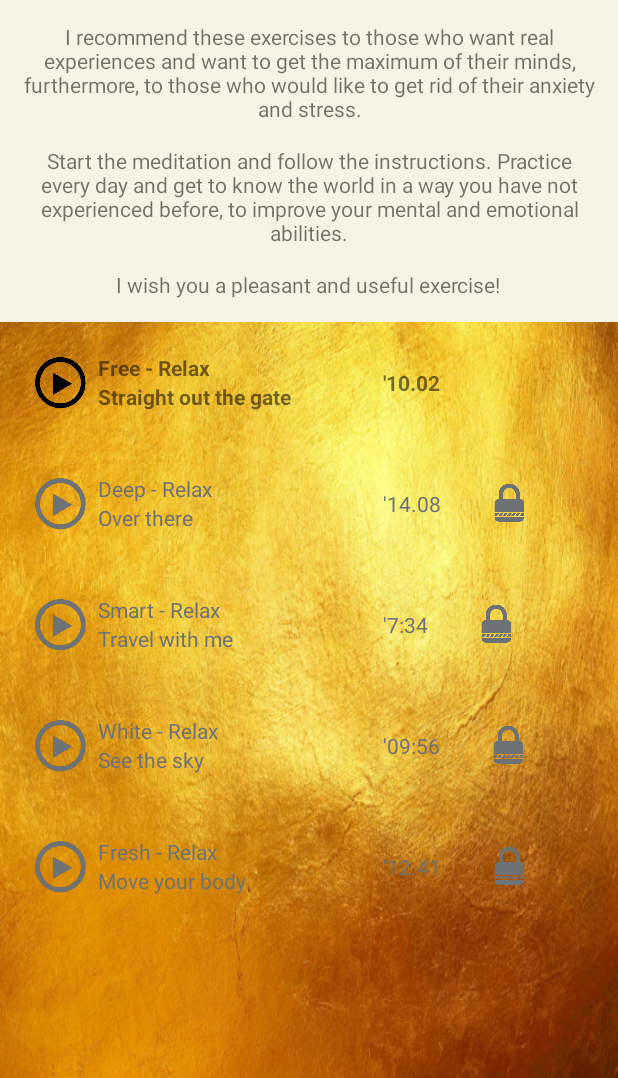
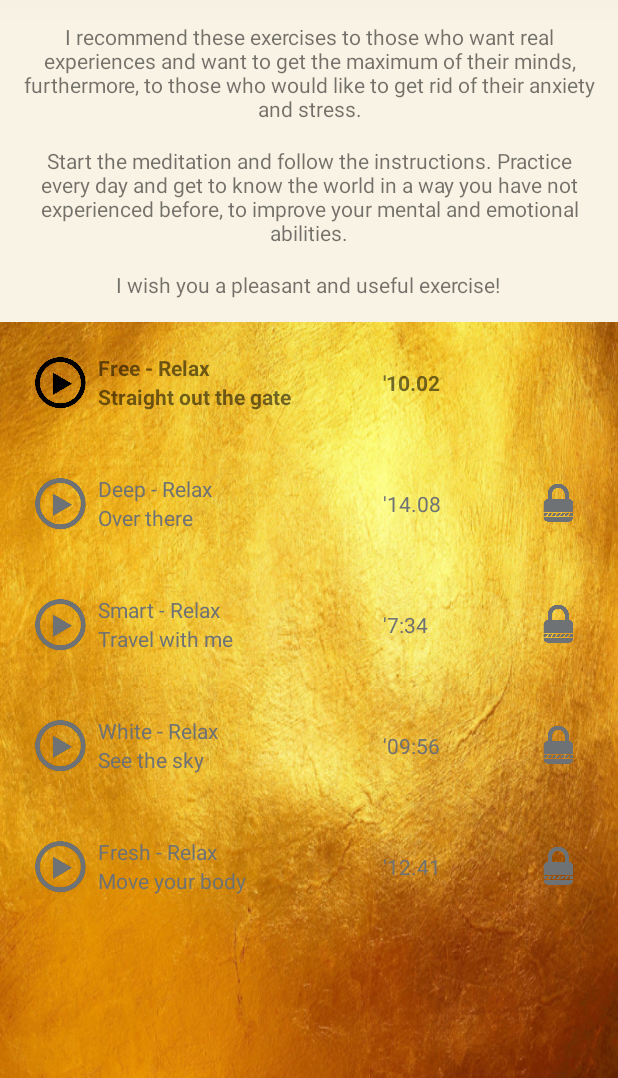
Before and after one commit to martonczirjak/maarnaol, an Android app: the screen it shows after launch (MainActivity before the commit, PlayListActivity after it), on a phone screen of 412 x 824 dp, the part 158-1236 px from its top. Run offline under Robolectric (Android 15) with nearby library versions, the phone set to English and light mode, and no system bars; our stand-ins replace data binding.

Commit message:
Basics without animation

```diff
--- a/app/build.gradle
+++ b/app/build.gradle
@@ -19,6 +19,10 @@ android {
     dataBinding {
         enabled = true
     }
+    compileOptions {
+        sourceCompatibility = '1.8'
+        targetCompatibility = '1.8'
+    }
 
 }
 
--- a/app/src/main/AndroidManifest.xml
+++ b/app/src/main/AndroidManifest.xml
@@ -16,6 +16,9 @@
                 <category android:name="android.intent.category.LAUNCHER" />
             </intent-filter>
         </activity>
+        <activity android:name=".playlist.PlayListActivity" />
+        <activity android:name=".description.DescriptionActivity" />
+        <activity android:name=".musicplayer.MusicPlayerActivity" />
     </application>
 
 </manifest>
--- a/app/src/main/java/mmsone/com/maarnaol/MainActivity.java
+++ b/app/src/main/java/mmsone/com/maarnaol/MainActivity.java
@@ -1,13 +1,18 @@
 package mmsone.com.maarnaol;
 
+import android.content.Intent;
 import android.support.v7.app.AppCompatActivity;
 import android.os.Bundle;
+
+import mmsone.com.maarnaol.playlist.PlayListActivity;
 
 public class MainActivity extends AppCompatActivity {
 
     @Override
     protected void onCreate(Bundle savedInstanceState) {
         super.onCreate(savedInstanceState);
-        setContentView(R.layout.activity_play_list);
+        setContentView(R.layout.activity_main);
+        Intent intent = new Intent(this, PlayListActivity.class);
+        startActivity(intent);
     }
 }
--- /dev/null
+++ b/app/src/main/java/mmsone/com/maarnaol/playlist/PlayListActivity.java
@@ -0,0 +1,39 @@
+package mmsone.com.maarnaol.playlist;
+
+import android.app.Dialog;
+import android.content.Intent;
+import android.databinding.DataBindingUtil;
+import android.os.Bundle;
+import android.support.annotation.Nullable;
+import android.support.v7.app.AppCompatActivity;
+import android.view.LayoutInflater;
+
+import mmsone.com.maarnaol.R;
+import mmsone.com.maarnaol.databinding.ActivityPlayListBinding;
+import mmsone.com.maarnaol.databinding.MenuDialogBinding;
+import mmsone.com.maarnaol.description.DescriptionActivity;
+import mmsone.com.maarnaol.musicplayer.MusicPlayerActivity;
+
+public class PlayListActivity extends AppCompatActivity {
+
+    private ActivityPlayListBinding binding;
+    private MenuDialogBinding dialogBinding;
+
+    @Override
+    protected void onCreate(@Nullable Bundle savedInstanceState) {
+        super.onCreate(savedInstanceState);
+        binding = DataBindingUtil.setContentView(this, R.layout.activity_play_list);
+        binding.imgMenu.setOnClickListener(view -> {
+            final Dialog dialog = new Dialog(this);
+            dialogBinding = DataBindingUtil.inflate(LayoutInflater.from(this), R.layout.menu_dialog, null, false);
+            dialog.setContentView(dialogBinding.getRoot());
+            dialog.show();
+            dialogBinding.description.setOnClickListener(it -> {
+                startActivity(new Intent(this, DescriptionActivity.class));
+            });
+        });
+        binding.list0.setOnClickListener(view -> {
+            startActivity(new Intent(this, MusicPlayerActivity.class));
+        });
+    }
+}
--- a/app/src/main/res/layout/activity_main.xml
+++ b/app/src/main/res/layout/activity_main.xml
@@ -17,14 +17,14 @@
             android:layout_marginTop="100dp"
             android:text="maarnaol"
             android:textAllCaps="true"
-            android:textColor="@color/white"
+            android:textColor="@color/creme"
             android:textSize="30dp" />
 
         <TextView
             android:layout_width="wrap_content"
             android:layout_height="wrap_content"
             android:text="Meditations"
-            android:textColor="@color/white"
+            android:textColor="@color/creme"
             android:textSize="30dp" />
 
         <ImageView
@@ -40,7 +40,7 @@
             android:layout_marginBottom="60dp"
             android:gravity="center"
             android:text="Downloading..."
-            android:textColor="@color/white"
+            android:textColor="@color/creme"
             android:textSize="20dp" />
 
     </LinearLayout>
--- a/app/src/main/res/layout/activity_play_list.xml
+++ b/app/src/main/res/layout/activity_play_list.xml
@@ -7,7 +7,9 @@
         android:layout_width="match_parent"
         android:layout_height="wrap_content"
         android:orientation="vertical"
-        tools:context=".MainActivity">
+        android:clipToPadding="false"
+        android:clipChildren="false"
+        tools:context=".playlist.PlayListActivity">
 
         <LinearLayout
             android:layout_width="match_parent"
@@ -15,7 +17,7 @@
             android:background="@color/backgroundBlue"
             android:clipChildren="false"
             android:clipToPadding="false"
-            android:elevation="15dp"
+            android:elevation="30dp"
             android:gravity="center"
             android:orientation="horizontal"
             android:padding="5dp">
@@ -41,6 +43,15 @@
 
 
         </LinearLayout>
+
+        <ScrollView
+            android:layout_width="match_parent"
+            android:layout_height="match_parent">
+
+            <LinearLayout
+                android:layout_width="match_parent"
+                android:layout_height="wrap_content"
+                android:orientation="vertical">
 
                 <LinearLayout
                     android:layout_width="match_parent"
@@ -85,6 +96,7 @@
                     android:orientation="vertical">
 
                     <LinearLayout
+                        android:id="@+id/list0"
                         android:layout_width="match_parent"
                         android:layout_height="wrap_content"
                         android:gravity="center_vertical"
@@ -117,8 +129,9 @@
                         </LinearLayout>
 
                         <TextView
-                    android:layout_width="wrap_content"
+                            android:layout_width="0dp"
                             android:layout_height="wrap_content"
+                            android:layout_weight="1"
                             android:text="'10.02"
                             android:textStyle="bold" />
 
@@ -162,15 +175,17 @@
                             </LinearLayout>
 
                             <TextView
-                        android:layout_width="wrap_content"
+
+                                android:layout_width="0dp"
                                 android:layout_height="wrap_content"
+                                android:layout_weight="1"
                                 android:text="'14.08"
                                 android:textColor="@color/grey" />
 
                             <ImageView
                                 android:layout_width="30dp"
                                 android:layout_height="30dp"
-                        android:layout_marginLeft="30dp"
+                                android:layout_marginRight="10dp"
                                 android:src="@drawable/ic_lock_gray" />
 
                         </LinearLayout>
@@ -214,8 +229,9 @@
                             </LinearLayout>
 
                             <TextView
-                        android:layout_width="wrap_content"
+                                android:layout_width="0dp"
                                 android:layout_height="wrap_content"
+                                android:layout_weight="1"
                                 android:text="'7:34"
                                 android:textColor="@color/grey" />
 
@@ -223,6 +239,7 @@
                                 android:layout_width="30dp"
                                 android:layout_height="30dp"
                                 android:layout_marginLeft="30dp"
+                                android:layout_marginRight="10dp"
                                 android:src="@drawable/ic_lock_gray" />
 
                         </LinearLayout>
@@ -266,8 +283,9 @@
                             </LinearLayout>
 
                             <TextView
-                        android:layout_width="wrap_content"
+                                android:layout_width="0dp"
                                 android:layout_height="wrap_content"
+                                android:layout_weight="1"
                                 android:text="'09:56"
                                 android:textColor="@color/grey" />
 
@@ -276,6 +294,7 @@
                                 android:layout_width="30dp"
                                 android:layout_height="30dp"
                                 android:layout_marginLeft="30dp"
+                                android:layout_marginRight="10dp"
                                 android:src="@drawable/ic_lock_gray" />
 
                         </LinearLayout>
@@ -319,8 +338,9 @@
                             </LinearLayout>
 
                             <TextView
-                        android:layout_width="wrap_content"
+                                android:layout_width="0dp"
                                 android:layout_height="wrap_content"
+                                android:layout_weight="1"
                                 android:text="'12.41"
                                 android:textColor="@color/grey" />
 
@@ -329,6 +349,7 @@
                                 android:layout_width="30dp"
                                 android:layout_height="30dp"
                                 android:layout_marginLeft="30dp"
+                                android:layout_marginRight="10dp"
                                 android:src="@drawable/ic_lock_gray" />
 
                         </LinearLayout>
@@ -336,6 +357,8 @@
 
                 </LinearLayout>
             </LinearLayout>
+        </ScrollView>
+    </LinearLayout>
 
 
 </layout>
--- a/app/src/main/res/values/colors.xml
+++ b/app/src/main/res/values/colors.xml
@@ -10,5 +10,5 @@
     <color name="creme">#F8F3E4</color>
     <color name="red">#F81E40</color>
     <color name="green">#12BC40</color>
-    <color name="white">#FFFFFF</color>
+    <color name="headerblue">#56a8e0</color>
 </resources>
--- a/app/src/main/res/values/styles.xml
+++ b/app/src/main/res/values/styles.xml
@@ -8,4 +8,10 @@
         <item name="colorAccent">@color/colorAccent</item>
     </style>
 
+    <style name="DialogOptionTextView" parent="AppTheme">
+        <item name="android:textColor">@color/backgroundBlue</item>
+        <item name="android:textStyle">bold</item>
+        <item name="android:textSize">20dp</item>
+    </style>
+
 </resources>
```
Also changed, not shown: app/src/main/java/mmsone/com/maarnaol/description/DescriptionActivity.java (added, +20 -0 lines), app/src/main/java/mmsone/com/maarnaol/musicplayer/MusicPlayerActivity.java (added, +20 -0 lines), app/src/main/res/drawable/bg_play_button.xml (added, +12 -0 lines), app/src/main/res/drawable/bg_popup.xml (added, +10 -0 lines), app/src/main/res/layout/activity_descripton.xml (added, +54 -0 lines), app/src/main/res/layout/activity_music_player.xml (added, +95 -0 lines), app/src/main/res/layout/menu_dialog.xml (added, +116 -0 lines), app/src/main/res/values/strings.xml (+1 -0 lines). Lines whose indentation alone changed are shown as unchanged.
